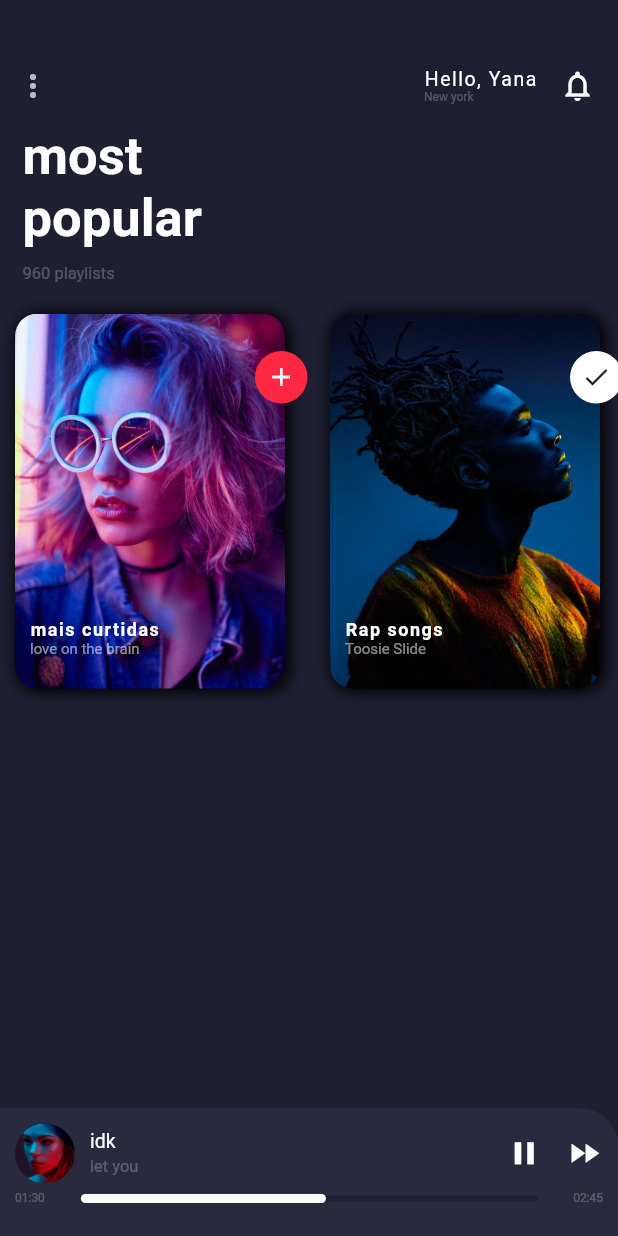
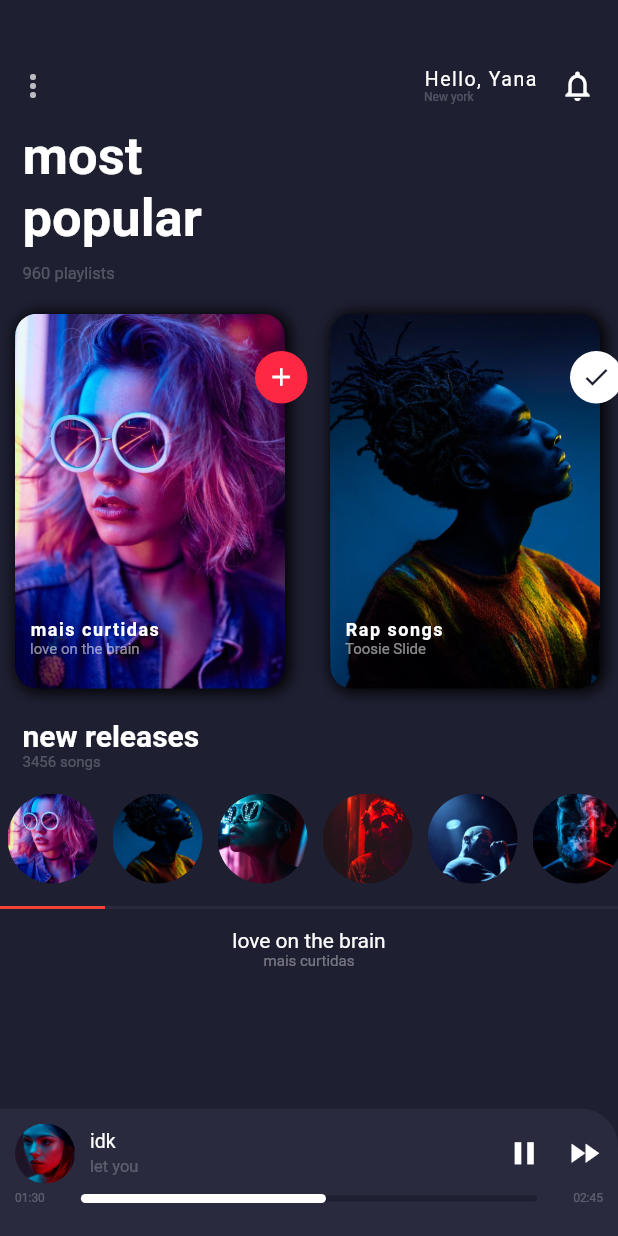
Before and after one commit to td-santos/Flutter_UI_Projects, a Flutter app: the screen it shows after launch, on a phone screen of 412 x 824 dp. Run offline on Flutter 3.47's test engine with Material 2 defaults, Android fonts, the phone set to English and light mode, and no system bars.

Commit message:
commit new songs indicator
- add indicador para musica selecionada

```diff
--- /dev/null
+++ b/music_app/lib/components/cardSongs.dart
@@ -0,0 +1,44 @@
+import 'package:flutter/material.dart';
+import 'package:music_app/model/PlayListModel.dart';
+import 'package:music_app/screens/Home.dart';
+
+class CardSongs extends StatefulWidget {
+  final PlayListModel plm;
+  final bool click;
+  final Color cor;
+
+  const CardSongs({Key key, this.plm, this.click, this.cor}) : super(key: key);
+
+  @override
+  _CardSongsState createState() => _CardSongsState();
+}
+
+class _CardSongsState extends State<CardSongs> {
+  bool clicado = false;
+  @override
+  Widget build(BuildContext context) {
+    return Column(
+      children: <Widget>[
+        Container(
+          padding: EdgeInsets.all(5),
+          width: 70,
+          child: ClipOval(
+            child: Image.asset(
+              widget.plm.urlImage,
+              height: 60,
+              fit: BoxFit.cover,
+            ),
+          ),
+        ),
+        SizedBox(height: 10),
+        AnimatedContainer(
+            duration: Duration(milliseconds: 200),
+            height: 2,
+            width: 70,
+            color:
+                widget.cor //clicado == true ? Colors.red : Color(0xff292A3E),
+            )
+      ],
+    );
+  }
+}
--- a/music_app/lib/model/PlayListModel.dart
+++ b/music_app/lib/model/PlayListModel.dart
@@ -32,7 +32,7 @@ var listaPlaylist =[
   ),
   PlayListModel(
     "recomendadas",
-    "love on the brain",
+    "love on the brain2",
     "assets/capa_3.jpeg",
     true
   ),
--- a/music_app/lib/screens/Home.dart
+++ b/music_app/lib/screens/Home.dart
@@ -1,5 +1,6 @@
 import 'package:flutter/material.dart';
 import 'package:music_app/components/cardPlayList.dart';
+import 'package:music_app/components/cardSongs.dart';
 import 'package:music_app/model/PlayListModel.dart';
 
 class Home extends StatefulWidget {
@@ -8,13 +9,24 @@ class Home extends StatefulWidget {
 }
 
 class _HomeState extends State<Home> {
+  ScrollController _scrollController = ScrollController();
+  double valueSlide = 130;
+  String songName = "";
+  String artist = "";
 
-  double valueSlide = 130;
+  @override
+  void initState() {
+    // TODO: implement initState
+    super.initState();
+    songName = listaPlaylist[0].songCapa;
+    artist = listaPlaylist[0].playListName;
+  }
+
   @override
   Widget build(BuildContext context) {
     double height = MediaQuery.of(context).size.height;
     double width = MediaQuery.of(context).size.width;
-
+  print("songHome: $songName");
     return Scaffold(
       backgroundColor: Color(0xff1E1F31),
       body: Container(
@@ -22,13 +34,17 @@ class _HomeState extends State<Home> {
         width: width,
         child: Stack(
           children: <Widget>[
-            Positioned(top: 30, left: 0, right: 0,
+            Positioned(
+                top: 30,
+                left: 0,
+                right: 0,
                 child: Column(
                   crossAxisAlignment: CrossAxisAlignment.start,
                   children: <Widget>[
                     _appBar(),
                     _mostPopular(),
                     _listagemPlayList(),
+                    _newReleases(),
                   ],
                 )),
             Positioned(bottom: 0, left: 0, right: 0, child: _bottomPlayer())
@@ -38,45 +54,118 @@ class _HomeState extends State<Home> {
     );
   }
 
-  Widget _listagemPlayList(){
+  Widget _newReleases() {
+    return Column(
+      crossAxisAlignment: CrossAxisAlignment.start,
+      children: <Widget>[
+        Padding(
+          padding: EdgeInsets.only(left: 15, top: 10),
+          child: Column(
+            crossAxisAlignment: CrossAxisAlignment.start,
+            children: <Widget>[
+              Text(
+                "new releases",
+                style: TextStyle(
+                    color: Colors.white,
+                    fontWeight: FontWeight.bold,
+                    fontSize: 20),
+              ),
+              Text(
+                "3456 songs",
+                style: TextStyle(color: Colors.white24, fontSize: 10),
+              ),
+            ],
+          ),
+        ),
+        SizedBox(
+          height: 10,
+        ),
+        SizedBox(
+          height: 90,
+          child: ListView.builder(
+              controller: _scrollController,
+              scrollDirection: Axis.horizontal,
+              itemCount: listaPlaylist.length,
+              itemBuilder: (context, index) {
+                return GestureDetector(
+                  onTap: (){
+                    setState(() {
+                      songName = listaPlaylist[index].songCapa;
+                      artist = listaPlaylist[index].playListName;
+                    });
+                  },
+                    child: CardSongs(
+                      plm: listaPlaylist[index],
+                      cor: songName == listaPlaylist[index].songCapa ? Colors.red : Color(0xff292A3E),
+                    ),
+                );
+
+              }),
+        ),
+        SizedBox(height: 5,),
+        Container(
+          width: MediaQuery.of(context).size.width,
+          child: Center(
+            child: Column(
+              children: <Widget>[
+                Text(songName,style: TextStyle(color: Colors.white),),
+                Text(artist,style: TextStyle(color: Colors.white38,fontSize: 10),)
+              ],
+            ),
+          ),
+        )
+
+
+      ],
+    );
+  }
+
+  Widget _listagemPlayList() {
     return SizedBox(
       height: 270,
       child: ListView.builder(
           scrollDirection: Axis.horizontal,
           itemCount: listaPlaylist.length,
-          itemBuilder: (context,index){
+          itemBuilder: (context, index) {
             return CardPlayList(
               plm: listaPlaylist[index],
             );
-          }
-        ),
+          }),
     );
   }
 
-  Widget _mostPopular(){
+  Widget _mostPopular() {
     return Column(
       children: <Widget>[
-        Padding(padding: EdgeInsets.only(left: 15,top: 15),
+        Padding(
+          padding: EdgeInsets.only(left: 15, top: 15),
           child: Column(
             crossAxisAlignment: CrossAxisAlignment.start,
             children: <Widget>[
-              Text("most",style: TextStyle(
+              Text(
+                "most",
+                style: TextStyle(
                     color: Colors.white,
                     fontSize: 35,
-                fontWeight: FontWeight.bold
-              ),),
-              Text("popular",style: TextStyle(
+                    fontWeight: FontWeight.bold),
+              ),
+              Text(
+                "popular",
+                style: TextStyle(
                     color: Colors.white,
                     fontSize: 35,
-                fontWeight: FontWeight.bold
-              ),),
-              SizedBox(height: 10,),
-              Text("960 playlists",style: TextStyle(
-                color: Colors.white24,
-                fontSize: 11
-              ),),
-              SizedBox(height: 10,),
-
+                    fontWeight: FontWeight.bold),
+              ),
+              SizedBox(
+                height: 10,
+              ),
+              Text(
+                "960 playlists",
+                style: TextStyle(color: Colors.white24, fontSize: 11),
+              ),
+              SizedBox(
+                height: 10,
+              ),
             ],
           ),
         )
@@ -84,32 +173,38 @@ class _HomeState extends State<Home> {
     );
   }
 
-  Widget _appBar(){
+  Widget _appBar() {
     return Container(
-      padding: EdgeInsets.only(left: 10,right: 10,top: 15),
+      padding: EdgeInsets.only(left: 10, right: 10, top: 15),
       child: Row(
         mainAxisAlignment: MainAxisAlignment.spaceBetween,
         children: <Widget>[
-          Icon(Icons.more_vert,color: Colors.white70,),
+          Icon(
+            Icons.more_vert,
+            color: Colors.white70,
+          ),
           Row(
             children: <Widget>[
               Column(
                 crossAxisAlignment: CrossAxisAlignment.start,
                 children: <Widget>[
-                  Text("Hello, Yana",style: TextStyle(
-                    letterSpacing: 1,
-                    color: Colors.white,
-                    fontSize: 13
-                  ),),
-                  Text("New york", style: TextStyle(
-                    color: Colors.white24,
-                    fontSize: 8
-                  ),)
+                  Text(
+                    "Hello, Yana",
+                    style: TextStyle(
+                        letterSpacing: 1, color: Colors.white, fontSize: 13),
+                  ),
+                  Text(
+                    "New york",
+                    style: TextStyle(color: Colors.white24, fontSize: 8),
+                  )
                 ],
               ),
               Padding(
-                padding: EdgeInsets.only(left: 15,right: 5),
-                child: Icon(Icons.notifications_none,color: Colors.white,),
+                padding: EdgeInsets.only(left: 15, right: 5),
+                child: Icon(
+                  Icons.notifications_none,
+                  color: Colors.white,
+                ),
               )
             ],
           )
@@ -146,7 +241,7 @@ class _HomeState extends State<Home> {
                       children: <Widget>[
                         Text(
                           "idk",
-                          style: TextStyle(color: Colors.white,fontSize: 13),
+                          style: TextStyle(color: Colors.white, fontSize: 13),
                         ),
                         SizedBox(
                           height: 3,
@@ -167,7 +262,6 @@ class _HomeState extends State<Home> {
                     size: 25,
                     color: Colors.white,
                   ),
-
                   Padding(
                     padding: const EdgeInsets.only(left: 15),
                     child: Icon(
@@ -176,15 +270,17 @@ class _HomeState extends State<Home> {
                       color: Colors.white,
                     ),
                   ),
-
                 ],
               )
             ],
           ),
-          SizedBox(height: 5,),
+          SizedBox(
+            height: 5,
+          ),
           Row(
             children: <Widget>[
-              Text("01:30",
+              Text(
+                "01:30",
                 style: TextStyle(color: Colors.white24, fontSize: 8),
               ),
               Expanded(
@@ -192,16 +288,15 @@ class _HomeState extends State<Home> {
                   height: 10,
                   child: SliderTheme(
                     data: SliderTheme.of(context).copyWith(
-                      thumbShape: RoundSliderThumbShape(enabledThumbRadius: 0.0)
-                    ),
+                        thumbShape:
+                            RoundSliderThumbShape(enabledThumbRadius: 0.0)),
                     child: Slider(
                         activeColor: Colors.white,
                         inactiveColor: Color(0xff1E1F31),
-
                         min: 0,
                         max: 245,
                         value: valueSlide,
-                      onChanged: (value){
+                        onChanged: (value) {
                           setState(() {
                             valueSlide = value;
                           });
@@ -209,7 +304,8 @@ class _HomeState extends State<Home> {
                   ),
                 ),
               ),
-              Text("02:45",
+              Text(
+                "02:45",
                 style: TextStyle(color: Colors.white24, fontSize: 8),
               ),
             ],
@@ -218,6 +314,4 @@ class _HomeState extends State<Home> {
       ),
     );
   }
-
-
 }
```
Lines whose indentation alone changed are shown as unchanged.
